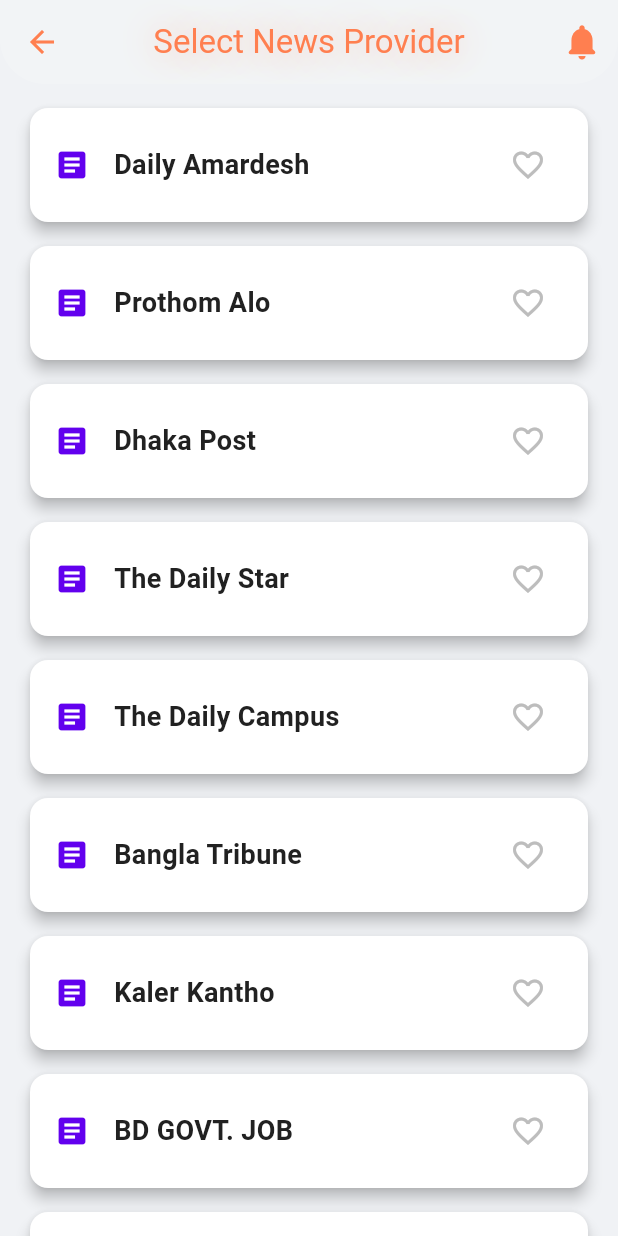
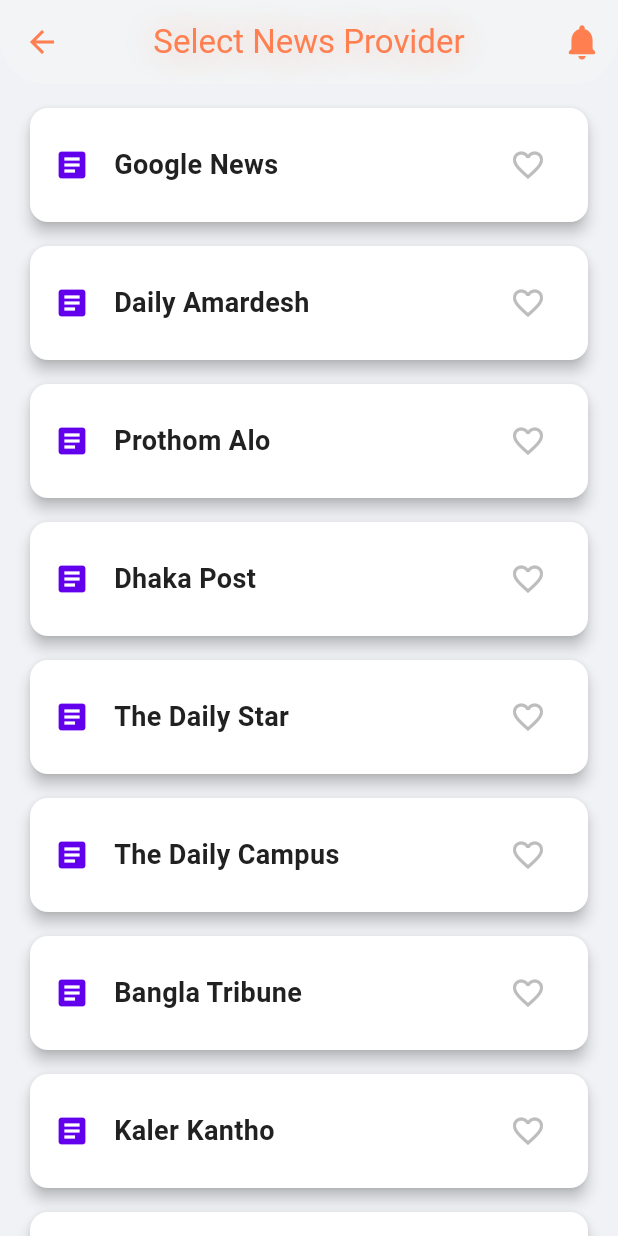
Before and after one commit to Pi-Dev-0/Pi-QBank, a Flutter app: the NewspaperListPage screen opened directly, on a phone screen of 412 x 824 dp. Run offline on Flutter 3.47's test engine with Material 3 defaults, Android fonts, the phone set to English and light mode, and no system bars; our stand-ins replace connectivity_plus, file_picker, flutter_tts, image_picker, logger, open_file and 7 more; missing offline and left inert: bijoy_helper, flutter_pdfview; accounts and stored records are empty; network calls fail; Roboto replaces fonts that are missing (HindSiliguri).

Commit message:
feat: Add Google News channel and remove unused File.io API key
This commit introduces "Google News" as a new available news channel, expanding the sources users can browse.
It also removes the `FILE_IO_API_KEY` constant and its validation from `AppConfig` as this API key is no longer utilized by the application.

```diff
--- a/lib/config/app_config.dart
+++ b/lib/config/app_config.dart
@@ -4,7 +4,6 @@ class AppConfig {
   static const String baseUrl =
       String.fromEnvironment('BASE_URL', defaultValue: '');
   static const String endpointApi = String.fromEnvironment('ENDPOINT_API');
-  static const String fileIoApiKey = String.fromEnvironment('FILE_IO_API_KEY');
   static const String notificationApi =
       String.fromEnvironment('NOTIFICATION_API');
   static const String youtubeApiKey = String.fromEnvironment('YOUTUBE_API_KEY');
@@ -79,7 +78,6 @@ class AppConfig {
     return apiKey.isNotEmpty &&
         baseUrl.isNotEmpty &&
         endpointApi.isNotEmpty &&
-        fileIoApiKey.isNotEmpty &&
         notificationApi.isNotEmpty;
   }
 }
--- a/lib/pages/newspaper_list_page.dart
+++ b/lib/pages/newspaper_list_page.dart
@@ -14,6 +14,7 @@ class NewspaperListPage extends StatefulWidget {
 class _NewspaperListPageState extends State<NewspaperListPage> {
 
   final List<Map<String, dynamic>> newsChannels = const [
+    {'name': 'Google News', 'url': 'https://news.google.com/home?hl=bn&gl=BD&ceid=BD:bn', 'hiddenElements':['.YtXOzd.Au3bp.kbeFSb.lMgtcc']},
     {'name': 'Daily Amardesh', 'url': 'https://www.dailyamardesh.com/', 'hiddenElements': ['.bg-gray-50',]},
     {'name': 'Prothom Alo', 'url': 'https://www.prothomalo.com/', 'hiddenElements': ['.adsBox', '.web-interstitial-ad', '#anchor-ad', 'TjeAm', '.bvT29', '.dfp-ad-unit', '.TjeAm', '._5NJPB', '.comment-wrapper', '#footer',]},
     {'name': 'Dhaka Post', 'url': 'https://www.dhakapost.com/', 'hiddenElements': []},
```
